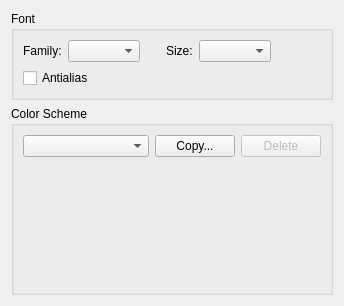
First picture: the form in src/plugins/texteditor/fontsettingspage.ui, repository qt-creator/qt-creator, before the edit.
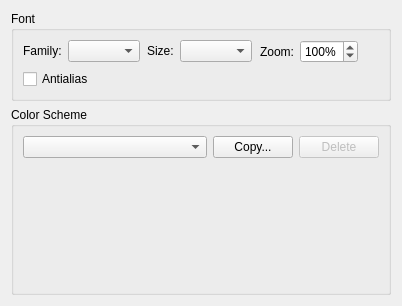
Second picture: the form after the edit. Custom widgets are drawn as their Qt base class.

Commit message:
separate font zoom from font size
Introduce "Reset Font Size" action, bound to Ctrl+0

Patch:
```diff
--- a/src/plugins/texteditor/fontsettingspage.ui
+++ b/src/plugins/texteditor/fontsettingspage.ui
@@ -6,7 +6,7 @@
    <rect>
     <x>0</x>
     <y>0</y>
-    <width>344</width>
+    <width>402</width>
     <height>306</height>
    </rect>
   </property>
@@ -84,9 +84,12 @@
         <property name="orientation">
          <enum>Qt::Horizontal</enum>
         </property>
+        <property name="sizeType">
+         <enum>QSizePolicy::Preferred</enum>
+        </property>
         <property name="sizeHint" stdset="0">
          <size>
-          <width>40</width>
+          <width>20</width>
           <height>20</height>
          </size>
         </property>
@@ -99,6 +102,45 @@
         </property>
        </widget>
       </item>
+      <item row="0" column="7">
+       <widget class="QSpinBox" name="zoomSpinBox">
+        <property name="suffix">
+         <string>%</string>
+        </property>
+        <property name="minimum">
+         <number>10</number>
+        </property>
+        <property name="maximum">
+         <number>300</number>
+        </property>
+        <property name="singleStep">
+         <number>10</number>
+        </property>
+        <property name="value">
+         <number>100</number>
+        </property>
+       </widget>
+      </item>
+      <item row="0" column="8">
+       <spacer name="horizontalSpacer">
+        <property name="orientation">
+         <enum>Qt::Horizontal</enum>
+        </property>
+        <property name="sizeHint" stdset="0">
+         <size>
+          <width>40</width>
+          <height>20</height>
+         </size>
+        </property>
+       </spacer>
+      </item>
+      <item row="0" column="6">
+       <widget class="QLabel" name="label">
+        <property name="text">
+         <string>Zoom:</string>
+        </property>
+       </widget>
+      </item>
      </layout>
     </widget>
    </item>
```
The commit also changes 12 other files.
